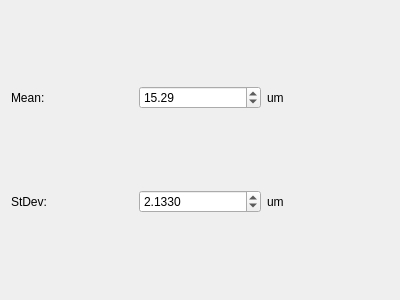
First picture: the form in ui_parameter_widget.ui, repository TheJRapp/PeriphNeuronStim, before the edit.
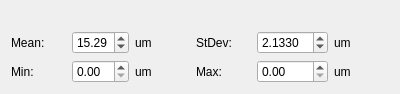
Second picture: the form after the edit.

Commit message: modified monte carlo widget: each parameter is a seperate widget; the list_view ist gone;

Patch:
```diff
--- a/ui_parameter_widget.ui
+++ b/ui_parameter_widget.ui
@@ -7,36 +7,35 @@
     <x>0</x>
     <y>0</y>
     <width>400</width>
-    <height>300</height>
+    <height>83</height>
    </rect>
   </property>
   <property name="windowTitle">
    <string>Form</string>
   </property>
   <layout class="QGridLayout" name="gridLayout">
-   <item row="1" column="0">
-    <widget class="QLabel" name="label_3">
-     <property name="text">
-      <string>StDev:</string>
-     </property>
-    </widget>
+   <item row="2" column="1">
+    <widget class="QDoubleSpinBox" name="min_double_spin_box"/>
    </item>
    <item row="1" column="2">
+    <widget class="QLabel" name="label_2">
+     <property name="text">
+      <string>um</string>
+     </property>
+    </widget>
+   </item>
+   <item row="1" column="5">
     <widget class="QLabel" name="label_4">
      <property name="text">
       <string>um</string>
      </property>
     </widget>
    </item>
-   <item row="0" column="1">
-    <widget class="QDoubleSpinBox" name="min_val_spinbox">
-     <property name="value">
-      <double>15.289999999999999</double>
-     </property>
-    </widget>
+   <item row="2" column="4">
+    <widget class="QDoubleSpinBox" name="max_double_spin_box"/>
    </item>
-   <item row="1" column="1">
-    <widget class="QDoubleSpinBox" name="max_val_spinbox">
+   <item row="1" column="4">
+    <widget class="QDoubleSpinBox" name="stdev_spinbox">
      <property name="decimals">
       <number>4</number>
      </property>
@@ -45,20 +44,62 @@
      </property>
     </widget>
    </item>
-   <item row="0" column="0">
+   <item row="2" column="5">
+    <widget class="QLabel" name="label_8">
+     <property name="text">
+      <string>um</string>
+     </property>
+    </widget>
+   </item>
+   <item row="1" column="1">
+    <widget class="QDoubleSpinBox" name="mean_spinbox">
+     <property name="value">
+      <double>15.289999999999999</double>
+     </property>
+    </widget>
+   </item>
+   <item row="1" column="0">
     <widget class="QLabel" name="label">
      <property name="text">
       <string>Mean:</string>
      </property>
     </widget>
    </item>
-   <item row="0" column="2">
-    <widget class="QLabel" name="label_2">
+   <item row="2" column="2">
+    <widget class="QLabel" name="label_7">
      <property name="text">
       <string>um</string>
      </property>
     </widget>
    </item>
+   <item row="2" column="0">
+    <widget class="QLabel" name="label_5">
+     <property name="text">
+      <string>Min:</string>
+     </property>
+    </widget>
+   </item>
+   <item row="2" column="3">
+    <widget class="QLabel" name="label_6">
+     <property name="text">
+      <string>Max:</string>
+     </property>
+    </widget>
+   </item>
+   <item row="1" column="3">
+    <widget class="QLabel" name="label_3">
+     <property name="text">
+      <string>StDev:</string>
+     </property>
+    </widget>
+   </item>
+   <item row="0" column="0" colspan="6">
+    <widget class="QLabel" name="type_label">
+     <property name="text">
+      <string/>
+     </property>
+    </widget>
+   </item>
   </layout>
  </widget>
  <resources/>
```
The commit also changes 2 other files.
